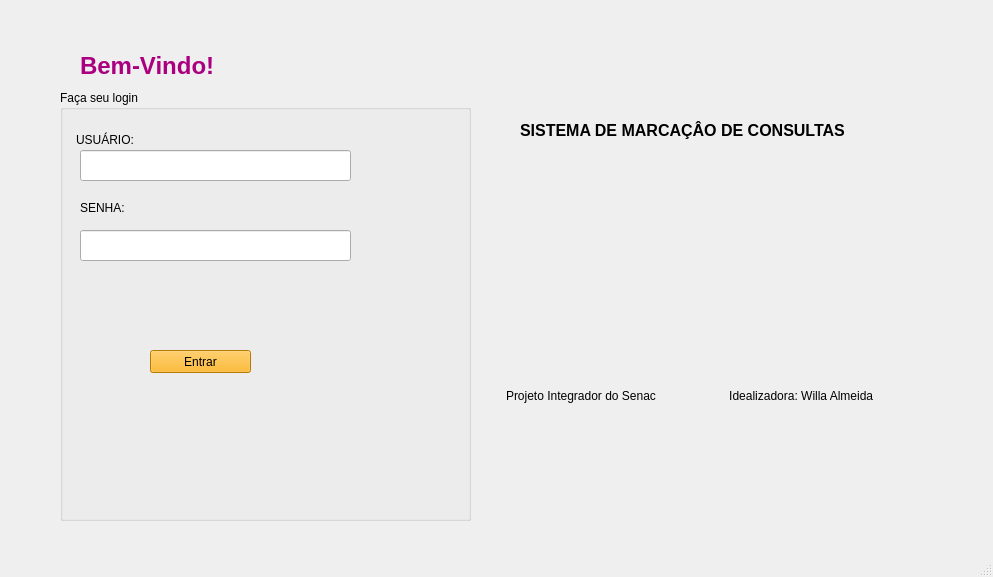
Old version of the form ui/mainwindow.ui in the repository willasantos/Projeto-SDMC.
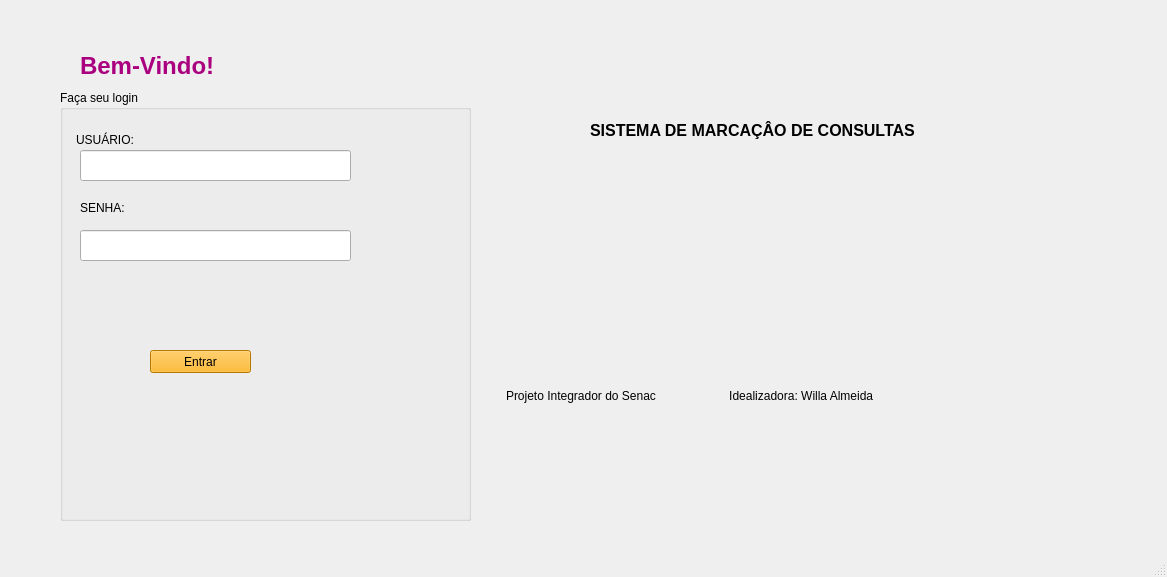
New version of the form.

```diff
--- a/ui/mainwindow.ui
+++ b/ui/mainwindow.ui
@@ -6,7 +6,7 @@
    <rect>
     <x>0</x>
     <y>0</y>
-    <width>993</width>
+    <width>1167</width>
     <height>577</height>
    </rect>
   </property>
@@ -19,7 +19,7 @@
      <rect>
       <x>40</x>
       <y>-50</y>
-      <width>911</width>
+      <width>1011</width>
       <height>581</height>
      </rect>
     </property>
@@ -27,7 +27,7 @@
      <widget class="QWidget" name="horizontalLayoutWidget">
       <property name="geometry">
        <rect>
-        <x>480</x>
+        <x>550</x>
         <y>80</y>
         <width>381</width>
         <height>201</height>
```
Left out of the diff: 2 changed lines with no effect on the pictures.
